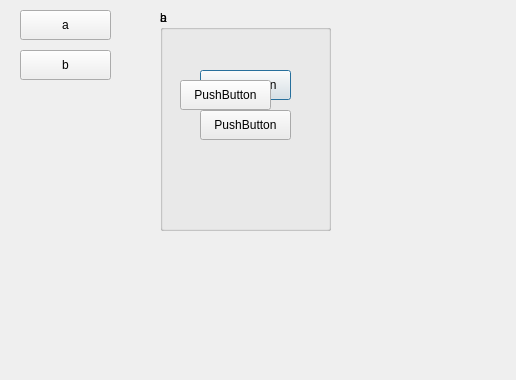
dahalsharad/Scientific_Calculator, file constants.ui: the form before one commit.
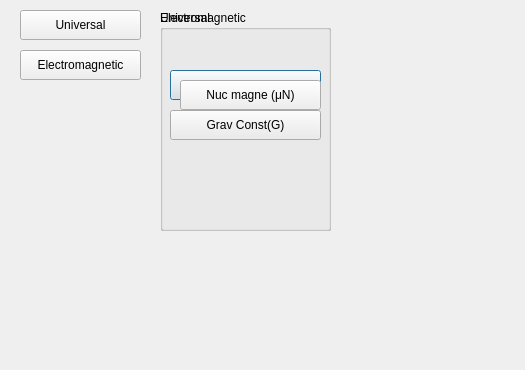
The form after the commit.

Commit message: signals and slots added for multi window.

Diff of the .ui file:
```diff
--- a/constants.ui
+++ b/constants.ui
@@ -6,8 +6,8 @@
    <rect>
     <x>0</x>
     <y>0</y>
-    <width>516</width>
-    <height>380</height>
+    <width>525</width>
+    <height>370</height>
    </rect>
   </property>
   <property name="windowTitle">
@@ -23,32 +23,38 @@
     </rect>
    </property>
    <property name="title">
-    <string>a</string>
+    <string>Universal</string>
    </property>
    <widget class="QPushButton" name="pushButton_2">
     <property name="geometry">
      <rect>
-      <x>40</x>
+      <x>10</x>
       <y>60</y>
-      <width>91</width>
+      <width>151</width>
       <height>30</height>
      </rect>
     </property>
     <property name="text">
-     <string>PushButton</string>
+     <string>Planks Constant(h)</string>
     </property>
    </widget>
    <widget class="QPushButton" name="pushButton_3">
     <property name="geometry">
      <rect>
-      <x>40</x>
+      <x>10</x>
       <y>100</y>
-      <width>91</width>
+      <width>151</width>
       <height>30</height>
      </rect>
     </property>
+    <property name="minimumSize">
+     <size>
+      <width>151</width>
+      <height>30</height>
+     </size>
+    </property>
     <property name="text">
-     <string>PushButton</string>
+     <string>Grav Const(G)</string>
     </property>
    </widget>
   </widget>
@@ -57,12 +63,12 @@
     <rect>
      <x>20</x>
      <y>10</y>
-     <width>91</width>
+     <width>121</width>
      <height>30</height>
     </rect>
    </property>
    <property name="text">
-    <string>a</string>
+    <string>Universal</string>
    </property>
   </widget>
   <widget class="QPushButton" name="pbb">
@@ -70,12 +76,12 @@
     <rect>
      <x>20</x>
      <y>50</y>
-     <width>91</width>
+     <width>121</width>
      <height>30</height>
     </rect>
    </property>
    <property name="text">
-    <string>b</string>
+    <string>Electromagnetic</string>
    </property>
   </widget>
   <widget class="QGroupBox" name="gbb">
@@ -88,19 +94,19 @@
     </rect>
    </property>
    <property name="title">
-    <string>b</string>
+    <string>Electromagnetic</string>
    </property>
    <widget class="QPushButton" name="pushButton">
     <property name="geometry">
      <rect>
       <x>20</x>
       <y>70</y>
-      <width>91</width>
+      <width>141</width>
       <height>30</height>
      </rect>
     </property>
     <property name="text">
-     <string>PushButton</string>
+     <string>Nuc magne (μN)</string>
     </property>
    </widget>
   </widget>
```
The commit also changes 7 other files.
